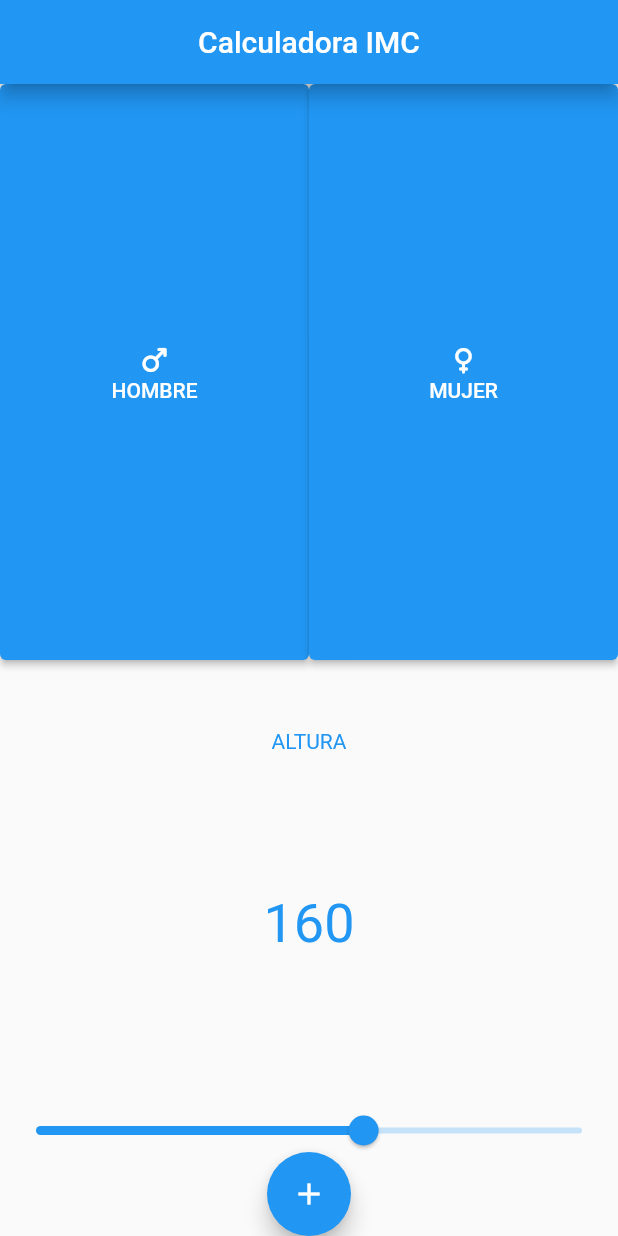
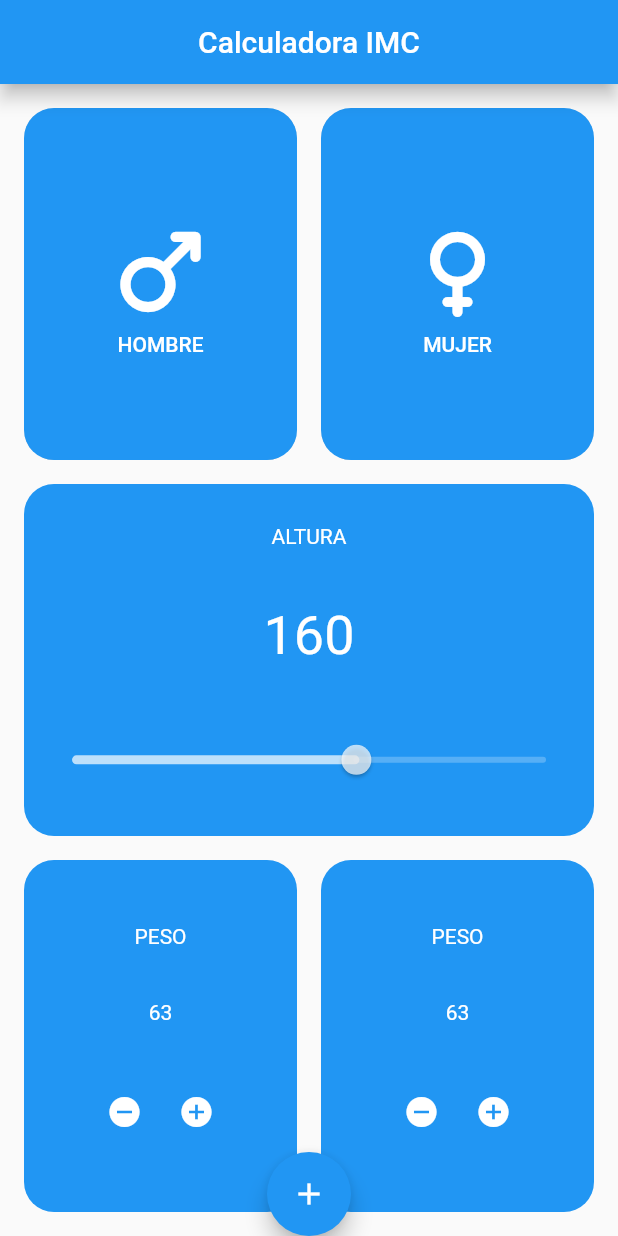
Before and after one commit to Ivan-Sayavedra/CalculadoraIMC_Flutter, a Flutter app: the screen it shows after launch, on a phone screen of 412 x 824 dp. Run offline on Flutter 3.47's test engine with Material 2 defaults, Android fonts, the light colour scheme and no system bars.

Commit message:
Creados los elementos principales

```diff
--- a/lib/screens/home_screen.dart
+++ b/lib/screens/home_screen.dart
@@ -1,4 +1,5 @@
 import 'package:flutter/material.dart';
+import 'package:tutorial_1/widgets/boton_cuenta.dart';
 import 'package:tutorial_1/widgets/botones_sexo.dart';
 import 'package:tutorial_1/widgets/slider_altura.dart';
 
@@ -15,13 +16,46 @@ class HomeScreen extends StatelessWidget {
         elevation: 5,
         centerTitle: true,
       ),
-      body: Center(
+      body: Padding(
+        padding: const EdgeInsets.all(8.0),
         child: Column(
           mainAxisAlignment: MainAxisAlignment.spaceBetween,
           crossAxisAlignment: CrossAxisAlignment.stretch,
-          children: const [
-            Expanded(child: BotonesSexo()),
-            Expanded(child: SliderAltura())
+          children: [
+            Expanded(
+                child: Row(
+              children: [
+                BotonesSexo(
+                  sexo: 'HOMBRE',
+                ),
+                BotonesSexo(
+                  sexo: 'MUJER',
+                ),
+              ],
+            )),
+            const Expanded(
+                child: Padding(
+              padding: EdgeInsets.all(8.0),
+              child: SliderAltura(),
+            )),
+            Expanded(
+              child: Row(
+                children: const [
+                  Expanded(
+                    child: Padding(
+                      padding: EdgeInsets.all(8.0),
+                      child: BotonCuenta(),
+                    ),
+                  ),
+                  Expanded(
+                    child: Padding(
+                      padding: EdgeInsets.all(8.0),
+                      child: BotonCuenta(),
+                    ),
+                  ),
+                ],
+              ),
+            ),
           ],
         ),
       ),
--- a/lib/widgets/boton_cuenta.dart
+++ b/lib/widgets/boton_cuenta.dart
@@ -1,10 +1,55 @@
 import 'package:flutter/material.dart';
 
-class BotonCuenta extends StatelessWidget {
+class BotonCuenta extends StatefulWidget {
   const BotonCuenta({Key? key}) : super(key: key);
 
   @override
+  State<BotonCuenta> createState() => _BotonCuentaState();
+}
+
+class _BotonCuentaState extends State<BotonCuenta> {
+  int peso = 60;
+  @override
   Widget build(BuildContext context) {
-    return Container();
+    return Container(
+      padding: const EdgeInsets.all(8.0),
+      decoration: BoxDecoration(
+          borderRadius: BorderRadius.circular(20.0), color: Colors.blue),
+      child: Column(
+        mainAxisAlignment: MainAxisAlignment.spaceEvenly,
+        children: [
+          const Text(
+            'PESO',
+            style: TextStyle(color: Colors.white),
+          ),
+          const Text('63', style: TextStyle(color: Colors.white)),
+          Row(
+            mainAxisAlignment: MainAxisAlignment.center,
+            children: [
+              IconButton(
+                  onPressed: (() {
+                    setState(() {
+                      peso++;
+                    });
+                  }),
+                  icon: const Icon(
+                    Icons.remove_circle,
+                    color: Colors.white,
+                  )),
+              IconButton(
+                  onPressed: (() {
+                    setState(() {
+                      peso++;
+                    });
+                  }),
+                  icon: const Icon(
+                    Icons.add_circle,
+                    color: Colors.white,
+                  )),
+            ],
+          ),
+        ],
+      ),
+    );
   }
 }
--- a/lib/widgets/botones_sexo.dart
+++ b/lib/widgets/botones_sexo.dart
@@ -1,43 +1,43 @@
 import 'package:flutter/material.dart';
 
+// ignore: must_be_immutable
 class BotonesSexo extends StatelessWidget {
-  const BotonesSexo({Key? key}) : super(key: key);
+  String sexo;
+  BotonesSexo({Key? key, required this.sexo}) : super(key: key);
 
   @override
   Widget build(BuildContext context) {
-    return Row(
-      children: [
-        Expanded(
+    return Expanded(
+      child: Container(
+        padding: const EdgeInsets.all(8.0),
+        child: ClipRRect(
+          borderRadius: BorderRadius.circular(20.0),
           child: ElevatedButton(
             onPressed: () {},
             child: Column(
               mainAxisAlignment: MainAxisAlignment.center,
-              children: const <Widget>[
-                Icon(Icons.male_rounded),
+              children: [
+                Icon(
+                  definirIcono(sexo),
+                  size: 80.0,
+                ),
                 Text(
-                  'HOMBRE',
-                  style: TextStyle(color: Colors.white),
+                  sexo,
+                  style: const TextStyle(color: Colors.white),
                 )
               ],
             ),
           ),
         ),
-        Expanded(
-          child: ElevatedButton(
-            onPressed: () {},
-            child: Column(
-              mainAxisAlignment: MainAxisAlignment.center,
-              children: const <Widget>[
-                Icon(Icons.female_rounded),
-                Text(
-                  'MUJER',
-                  style: TextStyle(color: Colors.white),
-                )
-              ],
-            ),
-          ),
-        ),
-      ],
+      ),
     );
   }
+
+  IconData? definirIcono(String sexo) {
+    if (sexo == 'HOMBRE') {
+      return Icons.male_rounded;
+    } else {
+      return Icons.female_rounded;
+    }
+  }
 }
--- a/lib/widgets/slider_altura.dart
+++ b/lib/widgets/slider_altura.dart
@@ -11,21 +11,27 @@ class _SliderAlturaState extends State<SliderAltura> {
   double altura = 160;
   @override
   Widget build(BuildContext context) {
-    return Column(
+    return Container(
+      padding: const EdgeInsets.all(8.0),
+      decoration: BoxDecoration(
+          borderRadius: BorderRadius.circular(20.0), color: Colors.blue),
+      child: Column(
         mainAxisAlignment: MainAxisAlignment.spaceAround,
         children: [
           const Text(
             'ALTURA',
-          style: TextStyle(color: Colors.blue),
+            style: TextStyle(color: Colors.white),
           ),
           Text(
             '${altura.round()}',
-          style: const TextStyle(color: Colors.blue, fontSize: 36.0),
+            style: const TextStyle(color: Colors.white, fontSize: 36.0),
           ),
           Slider(
             value: altura,
             min: 100,
             max: 200,
+            activeColor: Colors.white70,
+            inactiveColor: Colors.white24,
             onChanged: (double newAltura) {
               setState(() {
                 altura = newAltura;
@@ -33,6 +39,7 @@ class _SliderAlturaState extends State<SliderAltura> {
             },
           )
         ],
+      ),
     );
   }
 }
```
Lines whose indentation alone changed are shown as unchanged.
